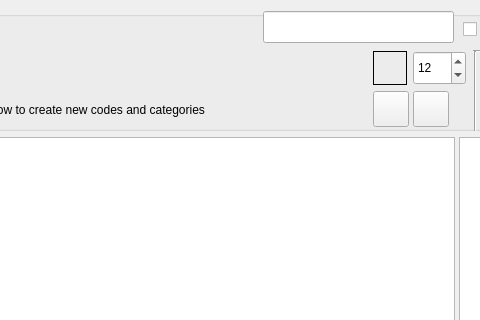
This is GUI_UIs/ui_dialog_code_text.ui in ccbogel/QualCoder as Qt 5 draws it before an edit; both pictures show x 98 to 578 and y 0 to 320 of the 1110 by 695 pixel window. The edited form follows.
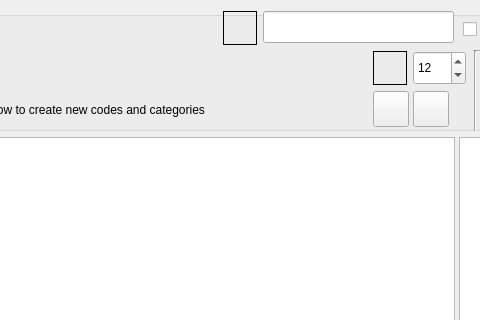
This is the edited form.

```diff
--- a/GUI_UIs/ui_dialog_code_text.ui
+++ b/GUI_UIs/ui_dialog_code_text.ui
@@ -436,6 +436,34 @@
        <number>12</number>
       </property>
      </widget>
+     <widget class="QLabel" name="label_search_regex">
+      <property name="geometry">
+       <rect>
+        <x>310</x>
+        <y>0</y>
+        <width>34</width>
+        <height>34</height>
+       </rect>
+      </property>
+      <property name="toolTip">
+       <string>&lt;html&gt;&lt;head/&gt;&lt;body&gt;&lt;p&gt;Search uses Regex functions. &lt;/p&gt;&lt;p&gt;A dot ‘.’ is used as a wild card, e.g. ‘.ears’ will match ‘bears’ and ‘years’. &lt;/p&gt;&lt;p&gt;A ‘?’ after a character will match one or none times that character, e.g. ‘bears?’ will match ‘bear’ and ‘bears’ &lt;/p&gt;&lt;p&gt;&lt;span style=&quot; background-color:transparent;&quot;&gt;A ‘*’ after a character will match zero or more times. &lt;/span&gt;&lt;/p&gt;&lt;p&gt;&lt;span style=&quot; background-color:transparent;&quot;&gt;‘&lt;/span&gt;\. will match the dot symbol, ‘\?’ will match the question mark. ‘\n’ will match the line ending symbol. &lt;/p&gt;&lt;p&gt;Regex cheatsheet: &lt;a href=&quot;http://www.rexegg.com/regex-quickstart.html&quot;&gt;&lt;span style=&quot; text-decoration: underline; color:#000080;&quot;&gt;www.rexegg.com/regex-quickstart.html&lt;/span&gt;&lt;/a&gt;&lt;/p&gt;&lt;/body&gt;&lt;/html&gt;</string>
+      </property>
+      <property name="autoFillBackground">
+       <bool>false</bool>
+      </property>
+      <property name="frameShape">
+       <enum>QFrame::Box</enum>
+      </property>
+      <property name="text">
+       <string/>
+      </property>
+      <property name="alignment">
+       <set>Qt::AlignRight|Qt::AlignTrailing|Qt::AlignVCenter</set>
+      </property>
+      <property name="wordWrap">
+       <bool>true</bool>
+      </property>
+     </widget>
     </widget>
    </item>
    <item row="1" column="0">
```
